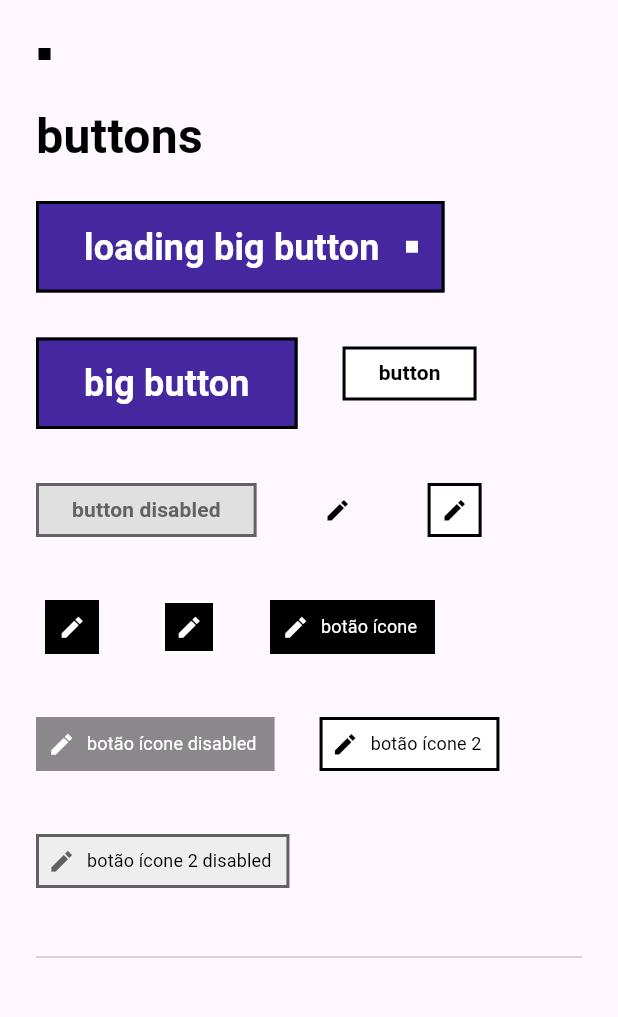
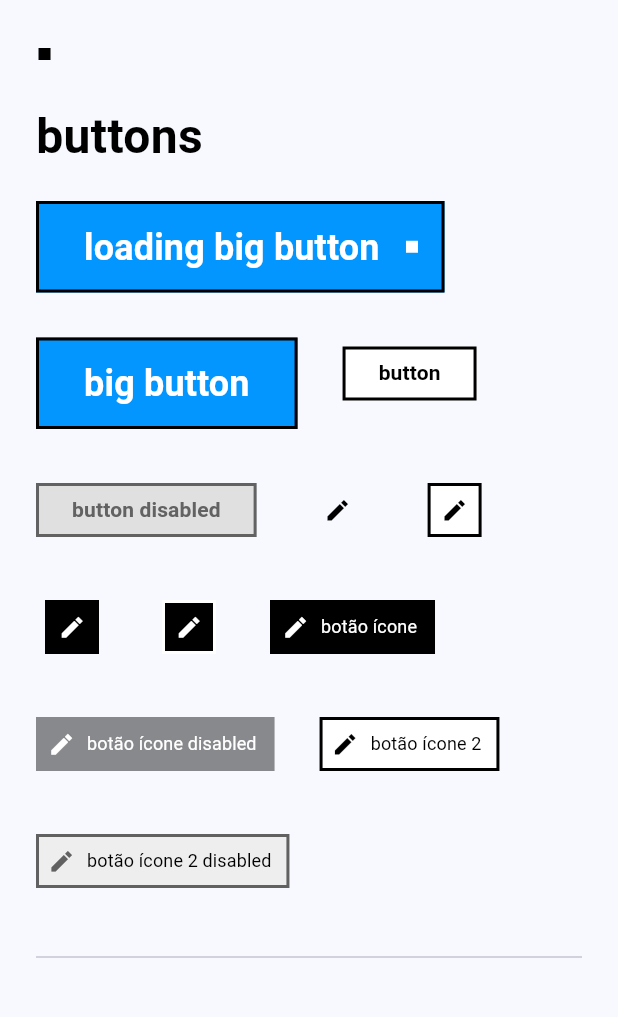
Before and after one commit to hugobrancowb/retro_design_system, a Flutter app: the screen it shows after launch, on a phone screen of 412 x 824 dp, the part 210-1227 px from its top. Run offline on Flutter 3.47's test engine with Material 3 defaults, Android fonts, the phone set to English and light mode, and no system bars; Roboto replaces fonts that are missing (Ubuntu Mono).

Commit message:
refactor: ButtonBig uses primary color from theme instead of random colors
Signed-off-by: Hugo Branco <hugobrancowb@gmail.com>

```diff
--- a/example/lib/demo.page.dart
+++ b/example/lib/demo.page.dart
@@ -82,14 +82,12 @@ class _DesignSystemDemoState extends State<DesignSystemDemo> {
       RetroBigButton(
         "loading big button",
         key: const Key("primary big button loading"),
-        color: randomColor,
         loading: true,
         onPressed: () {},
       ),
       RetroBigButton(
         "big button",
         key: const Key("big button"),
-        color: randomColor,
         onPressed: () {
           setState(() => randomColor = RetroColors.randomColor);
           debugPrint("big button pressed @ $timestampNow");
--- a/example/lib/main.dart
+++ b/example/lib/main.dart
@@ -1,4 +1,5 @@
 import 'package:flutter/material.dart';
+import 'package:retro_design_system/retro_design_system.dart';
 import 'package:retro_design_system_demo/demo.page.dart';
 
 void main() {
@@ -29,7 +30,12 @@ class MyApp extends StatelessWidget {
         //
         // This works for code too, not just values: Most code changes can be
         // tested with just a hot reload.
-        colorScheme: ColorScheme.fromSeed(seedColor: Colors.deepPurple),
+        colorScheme: ColorScheme.fromSeed(
+          seedColor: RetroColors.blue,
+          primary: RetroColors.blue,
+          secondary: RetroColors.magenta,
+          tertiary: RetroColors.purple,
+        ),
         useMaterial3: true,
       ),
       home: const DesignSystemDemo(),
--- a/lib/tokens/color_tokens.dart
+++ b/lib/tokens/color_tokens.dart
@@ -1,12 +1,12 @@
 part of retro_design_system;
 
 class RetroColors {
-  static final List<Color> allColors = [
-    const Color(0xFF4527a0),
-    const Color(0xFFF46197),
-    const Color(0xFF0496FF),
-    const Color(0xFFEC368D),
-  ];
+  static const purple = Color(0xFF4527a0);
+  static const pink = Color(0xFFF46197);
+  static const magenta = Color(0xFFEC368D);
+  static const blue = Color(0xFF0496FF);
+
+  static final List<Color> allColors = [purple, pink, magenta, blue];
 
   static Color get randomColor {
     var index = Random().nextInt(allColors.length);
--- a/lib/widgets/buttons/retro_button_big.widget.dart
+++ b/lib/widgets/buttons/retro_button_big.widget.dart
@@ -7,7 +7,6 @@ class RetroBigButton extends StatelessWidget {
     this.enabled = true,
     this.loading = false,
     this.style,
-    this.color,
     this.isOutlined = true,
     super.key,
   });
@@ -17,7 +16,6 @@ class RetroBigButton extends StatelessWidget {
   final bool enabled;
   final bool? loading;
   final ButtonStyle? style;
-  final Color? color;
   final bool isOutlined;
 
   @override
@@ -37,7 +35,7 @@ class RetroBigButton extends StatelessWidget {
           );
 
     final backgroundColor =
-        MaterialStateProperty.all(color ?? RetroColors.randomColor);
+        MaterialStateProperty.all(Theme.of(context).primaryColor);
 
     return ElevatedButton(
       onPressed: (loading != true && enabled) ? onPressed : null,
```
